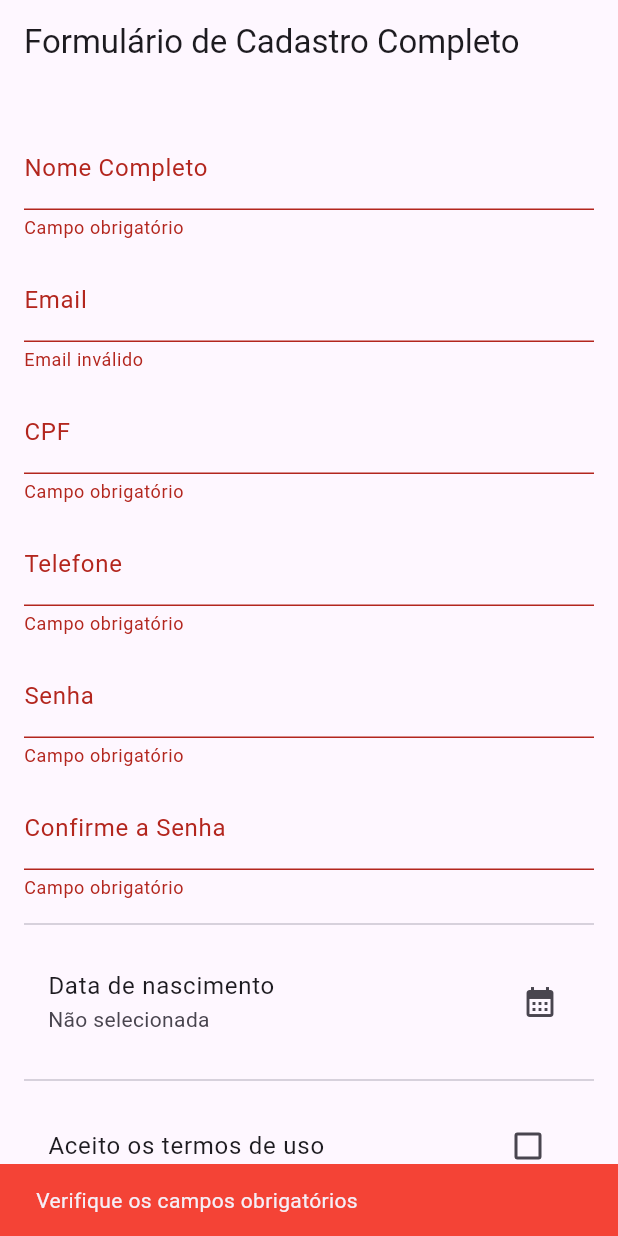
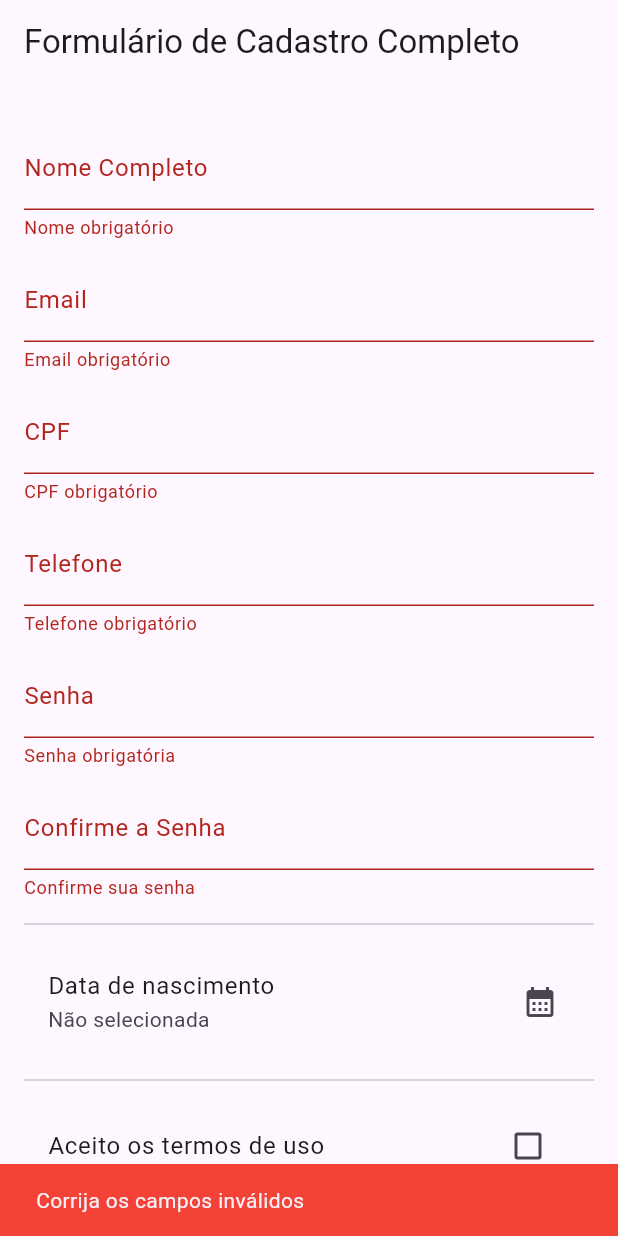
Before and after one commit to JonathanAntonioMarcilio/formulario_de_cadastro_completo_jonathan_antonio_marcilio, a Flutter app: the screen it shows after launch, after a tap on "Enviar", on a phone screen of 412 x 824 dp. Run offline on Flutter 3.47's test engine with Material 3 defaults, Android fonts, the phone set to English and light mode, and no system bars; our stand-ins replace mask_text_input_formatter.

Commit message:
validators atualizados

```diff
--- a/lib/main.dart
+++ b/lib/main.dart
@@ -7,6 +7,8 @@ void main() {
 }
 
 class MyApp extends StatelessWidget {
+  const MyApp({super.key});
+
   @override
   Widget build(BuildContext context) {
     return MaterialApp(
--- a/lib/screens/cadastro_screen.dart
+++ b/lib/screens/cadastro_screen.dart
@@ -1,4 +1,6 @@
 import 'package:flutter/material.dart';
+import 'package:mask_text_input_formatter/mask_text_input_formatter.dart';
+import '/utils/validators.dart';
 
 void main() {
   runApp(const MyApp());
@@ -12,7 +14,10 @@ class MyApp extends StatelessWidget {
     return MaterialApp(
       debugShowCheckedModeBanner: false,
       title: 'Formulário de Cadastro Completo Jonathan Antonio Marcilio',
-      theme: ThemeData(useMaterial3: true, colorSchemeSeed: Colors.blue),
+      theme: ThemeData(
+        useMaterial3: true,
+        colorSchemeSeed: Colors.blue,
+      ),
       home: const FormExamplePage(),
     );
   }
@@ -41,7 +46,7 @@ class CadastroData {
   });
 }
 
-// ==========================================================================================================================================
+// ====================================================================================================================================
 class FormExamplePage extends StatefulWidget {
   const FormExamplePage({super.key});
 
@@ -49,7 +54,7 @@ class FormExamplePage extends StatefulWidget {
   State<FormExamplePage> createState() => _FormExamplePageState();
 }
 
-// ======================================================================================================================================
+// ====================================================================================================================================
 class _FormExamplePageState extends State<FormExamplePage> {
   final _formKey = GlobalKey<FormState>();
 
@@ -80,14 +85,30 @@ class _FormExamplePageState extends State<FormExamplePage> {
     _telefoneController.dispose();
     _senhaController.dispose();
     _confirmaSenhaController.dispose();
+
     _nomeFocus.dispose();
     _emailFocus.dispose();
     _cpfFocus.dispose();
     _telefoneFocus.dispose();
     _senhaFocus.dispose();
     _confirmaSenhaFocus.dispose();
+
     super.dispose();
   }
+
+  // Máscara CPF
+  final _cpfMask = MaskTextInputFormatter(
+    mask: '###.###.###-##',
+    filter: {"#": RegExp(r'[0-9]')},
+  );
+
+  // Máscara Telefone
+  final _telefoneMask = MaskTextInputFormatter(
+    mask: '(##) #####-####',
+    filter: {"#": RegExp(r'[0-9]')},
+  );
+
+  // ====================================================================================================================================
 
   Future<void> _selecionarData() async {
     final data = await showDatePicker(
@@ -97,118 +118,182 @@ class _FormExamplePageState extends State<FormExamplePage> {
       lastDate: DateTime.now(),
     );
 
-    if (data != null) setState(() => _dataNascimento = data);
+    if (data != null) {
+      setState(() => _dataNascimento = data);
+    }
   }
 
+  // ====================================================================================================================================
+
   void _enviarFormulario() async {
-    if (!_formKey.currentState!.validate() || !_aceitaTermos) {
+    if (!_formKey.currentState!.validate()) {
       ScaffoldMessenger.of(context).showSnackBar(
         const SnackBar(
-          content: Text('Verifique os campos obrigatórios'),
+          content: Text('Corrija os campos inválidos'),
           backgroundColor: Colors.red,
         ),
       );
       return;
     }
 
+    if (_dataNascimento == null) {
+      ScaffoldMessenger.of(context).showSnackBar(
+        const SnackBar(
+          content: Text('Selecione a data de nascimento'),
+          backgroundColor: Colors.orange,
+        ),
+      );
+      return;
+    }
+
+    if (!_aceitaTermos) {
+      ScaffoldMessenger.of(context).showSnackBar(
+        const SnackBar(
+          content: Text('Você deve aceitar os termos'),
+          backgroundColor: Colors.orange,
+        ),
+      );
+      return;
+    }
+
     setState(() => _carregando = true);
+
     await Future.delayed(const Duration(seconds: 2));
+
     setState(() => _carregando = false);
+
+    ScaffoldMessenger.of(context).showSnackBar(
+      const SnackBar(
+        content: Text('Cadastro realizado com sucesso'),
+        backgroundColor: Colors.green,
+      ),
+    );
   }
+
+  // ====================================================================================================================================
 
   @override
   Widget build(BuildContext context) {
     return Scaffold(
-      appBar: AppBar(title: const Text('Formulário de Cadastro Completo')),
+      appBar: AppBar(
+        title: const Text('Formulário de Cadastro Completo'),
+      ),
       body: Padding(
         padding: const EdgeInsets.all(16),
         child: Form(
           key: _formKey,
           child: ListView(
             children: [
-              // Nome do Usuário =======================================================================================================
+              // Nome =====================================================================================
               const SizedBox(height: 12),
               TextFormField(
                 controller: _nomeController,
                 focusNode: _nomeFocus,
-                decoration: const InputDecoration(labelText: 'Nome Completo'),
+                decoration: const InputDecoration(
+                  labelText: 'Nome Completo',
+                ),
                 textInputAction: TextInputAction.next,
                 onFieldSubmitted: (_) => _emailFocus.requestFocus(),
-                validator: (v) => v!.isEmpty ? 'Campo obrigatório' : null,
+                validator: Validators.validarNome,
               ),
-              // Email do Usuário =======================================================================================================
+              // Email ====================================================================================
               const SizedBox(height: 12),
               TextFormField(
                 controller: _emailController,
                 focusNode: _emailFocus,
-                decoration: const InputDecoration(labelText: 'Email'),
+                decoration: const InputDecoration(
+                  labelText: 'Email',
+                ),
+                keyboardType: TextInputType.emailAddress,
                 textInputAction: TextInputAction.next,
-                keyboardType: TextInputType.emailAddress,
                 onFieldSubmitted: (_) => _cpfFocus.requestFocus(),
-                validator: (v) => v!.contains('@') ? null : 'Email inválido',
+                validator: Validators.validarEmail,
               ),
-              // CPF do Usuário =========================================================================================================
+              // CPF ======================================================================================
               const SizedBox(height: 12),
               TextFormField(
                 controller: _cpfController,
                 focusNode: _cpfFocus,
-                decoration: const InputDecoration(labelText: 'CPF'),
+                decoration: const InputDecoration(
+                  labelText: 'CPF',
+                ),
+                keyboardType: TextInputType.number,
+                inputFormatters: [_cpfMask],
                 textInputAction: TextInputAction.next,
                 onFieldSubmitted: (_) => _telefoneFocus.requestFocus(),
-                validator: (v) => v!.isEmpty ? 'Campo obrigatório' : null,
+                validator: Validators.validarCPF,
               ),
-              // Telefone do Usuário ====================================================================================================
+              // Telefone =================================================================================
               const SizedBox(height: 12),
               TextFormField(
                 controller: _telefoneController,
                 focusNode: _telefoneFocus,
-                decoration: const InputDecoration(labelText: 'Telefone'),
+                decoration: const InputDecoration(
+                  labelText: 'Telefone',
+                ),
+                keyboardType: TextInputType.phone,
+                inputFormatters: [_telefoneMask],
                 textInputAction: TextInputAction.next,
                 onFieldSubmitted: (_) => _senhaFocus.requestFocus(),
-                validator: (v) => v!.isEmpty ? 'Campo obrigatório' : null,
+                validator: Validators.validarTelefone,
               ),
-              // Senha do Usuário =======================================================================================================
+              // Senha ====================================================================================
               const SizedBox(height: 12),
               TextFormField(
                 controller: _senhaController,
                 focusNode: _senhaFocus,
-                decoration: const InputDecoration(labelText: 'Senha'),
+                decoration: const InputDecoration(
+                  labelText: 'Senha',
+                ),
                 obscureText: true,
                 textInputAction: TextInputAction.next,
-                onFieldSubmitted: (_) => _confirmaSenhaFocus.requestFocus(),
-                validator: (v) => v!.isEmpty ? 'Campo obrigatório' : null,
+                onFieldSubmitted: (_) =>
+                    _confirmaSenhaFocus.requestFocus(),
+                validator: Validators.validarSenha,
               ),
-              // Confirmação da Senha ===================================================================================================
+              // Confirmar senha ==========================================================================
               const SizedBox(height: 12),
               TextFormField(
                 controller: _confirmaSenhaController,
                 focusNode: _confirmaSenhaFocus,
-                decoration: const InputDecoration(labelText: 'Confirme a Senha'),
+                decoration: const InputDecoration(
+                  labelText: 'Confirme a Senha',
+                ),
                 obscureText: true,
-                textInputAction: TextInputAction.next,
-                validator: (v) => v!.isEmpty ? 'Campo obrigatório' : null,
+                validator: (value) {
+                  return Validators.validarConfirmacaoSenha(
+                  value,
+                  _senhaController.text,
+                  );
+                },
               ),
-              // Data de Nascimento do Usuário ==========================================================================================
+              // Data ======================================================================================
               const Divider(height: 32),
               ListTile(
                 title: const Text('Data de nascimento'),
-                subtitle: Text(_dataNascimento == null
-                    ? 'Não selecionada'
-                    : '${_dataNascimento!.day}/${_dataNascimento!.month}/${_dataNascimento!.year}'),
+                subtitle: Text(
+                  _dataNascimento == null
+                      ? 'Não selecionada'
+                      : '${_dataNascimento!.day}/${_dataNascimento!.month}/${_dataNascimento!.year}',
+                ),
                 trailing: const Icon(Icons.calendar_month),
                 onTap: _selecionarData,
               ),
-              // Checkbox Termos de Uso =================================================================================================
+              // Termos ====================================================================================
               const Divider(height: 32),
               CheckboxListTile(
                 title: const Text('Aceito os termos de uso'),
                 value: _aceitaTermos,
-                onChanged: (v) => setState(() => _aceitaTermos = v!),
+                onChanged: (v) {
+                  setState(() => _aceitaTermos = v!);
+                },
               ),
-              // Botão de Confirmação ===================================================================================================
+              // Botão =====================================================================================
               const SizedBox(height: 24),
               _carregando
-                  ? const Center(child: CircularProgressIndicator())
+                  ? const Center(
+                      child: CircularProgressIndicator(),
+                    )
                   : FilledButton(
                       onPressed: _enviarFormulario,
                       child: const Text('Enviar'),
--- /dev/null
+++ b/lib/utils/validators.dart
@@ -0,0 +1,97 @@
+class Validators {
+
+  // Nome ==========================================================================================
+
+  static String? validarNome(String? value) {
+  if (value == null || value.trim().isEmpty) {
+    return 'Nome obrigatório';
+  }
+
+  if (value.trim().length < 3) {
+    return 'Digite o nome completo';
+  }
+
+  return null;
+  }
+
+  // Email =========================================================================================
+
+  static String? validarEmail(String? value) {
+    if (value == null || value.isEmpty) {
+      return 'Email obrigatório';
+    }
+
+    final regex = RegExp(
+      r'^[\w-\.]+@([\w-]+\.)+[\w-]{2,4}$',
+    );
+
+    if (!regex.hasMatch(value)) {
+      return 'Email inválido';
+    }
+
+    return null;
+  }
+
+  // CPF ===========================================================================================
+
+  static String? validarCPF(String? value) {
+    if (value == null || value.isEmpty) {
+      return 'CPF obrigatório';
+    }
+
+    final cpf = value.replaceAll(RegExp(r'[^0-9]'), '');
+
+    if (cpf.length != 11) {
+      return 'CPF inválido';
+    }
+
+    return null;
+  }
+
+  // Telefone ======================================================================================
+
+  static String? validarTelefone(String? value) {
+    if (value == null || value.isEmpty) {
+      return 'Telefone obrigatório';
+    }
+
+    final telefone = value.replaceAll(RegExp(r'[^0-9]'), '');
+
+    if (telefone.length < 10 || telefone.length > 11) {
+      return 'Telefone inválido';
+    }
+
+    return null;
+  }
+
+  // Senha =========================================================================================
+
+  static String? validarSenha(String? value) {
+    if (value == null || value.isEmpty) {
+      return 'Senha obrigatória';
+    }
+
+    if (value.length < 6) {
+      return 'Mínimo de 6 caracteres';
+    }
+
+    return null;
+  }
+
+  // Confirmar Senha ===============================================================================
+
+  static String? validarConfirmacaoSenha(
+    String? value,
+    String senha,
+  ) {
+    if (value == null || value.isEmpty) {
+      return 'Confirme sua senha';
+    }
+
+    if (value != senha) {
+      return 'As senhas não coincidem';
+    }
+
+    return null;
+  }
+}
--- a/pubspec.yaml
+++ b/pubspec.yaml
@@ -9,6 +9,7 @@ environment:
 dependencies:
   flutter:
     sdk: flutter
+  mask_text_input_formatter: ^2.9.0
 
 dev_dependencies:
   flutter_test:
```
Also changed, not shown: pubspec.lock.
